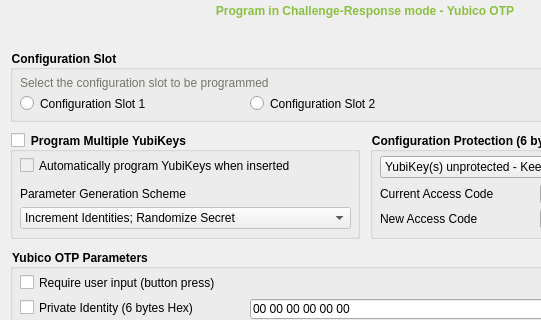
Above: src/ui/chalresppage.ui from Yubico/yubikey-personalization-gui-dpkg before the change; both pictures show x 0 to 541 and y 0 to 320 of the 730 by 650 pixel window. Below: the same form after it.
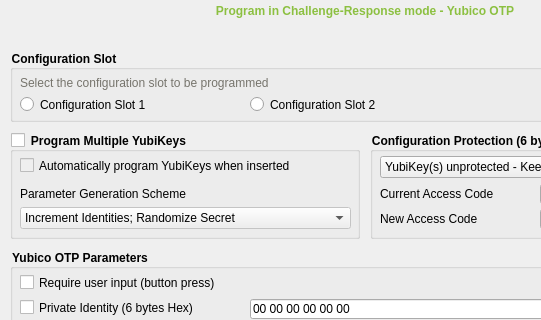
That is the form after the change. The open tabs and pages were chosen to show the change. Icons and pictures are not drawn.

Patch:
```diff
--- a/src/ui/chalresppage.ui
+++ b/src/ui/chalresppage.ui
@@ -444,7 +444,7 @@
        <x>10</x>
        <y>45</y>
        <width>151</width>
-       <height>17</height>
+       <height>19</height>
       </rect>
      </property>
      <property name="styleSheet">
@@ -466,7 +466,7 @@
        <x>240</x>
        <y>45</y>
        <width>151</width>
-       <height>17</height>
+       <height>19</height>
       </rect>
      </property>
      <property name="styleSheet">
```
Left out of the diff: 6 changed lines with no effect on the pictures. Lines whose indentation alone changed are shown as unchanged.
